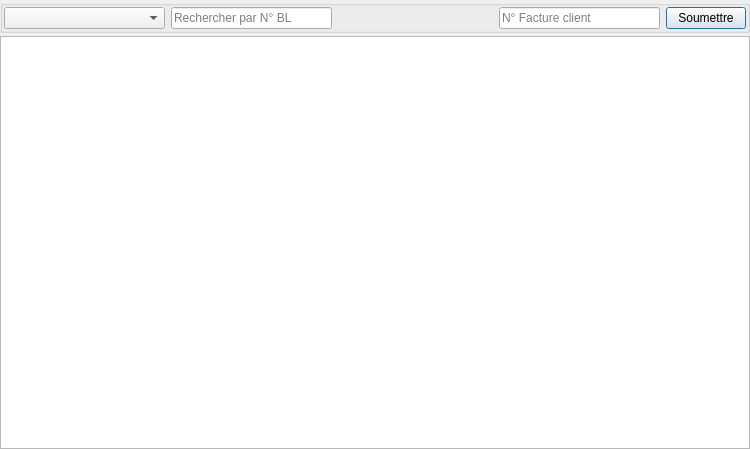
Before: the Qt Designer form uibl.ui in CIMFASO/desktop, drawn with Qt 5.
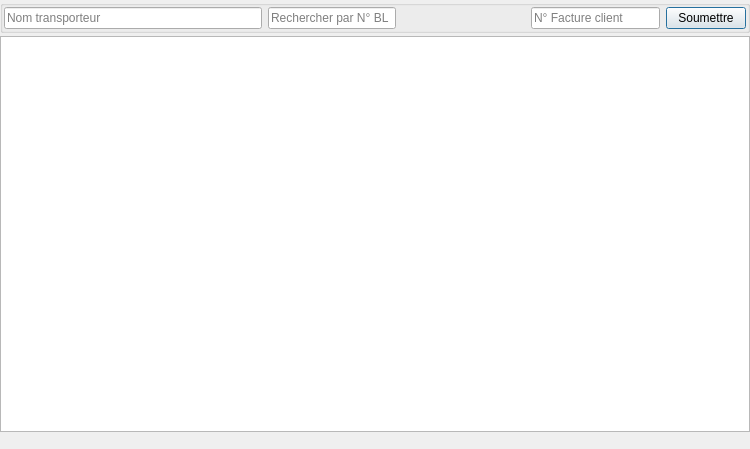
After: the same form once the commit is applied.

```diff
--- a/uibl.ui
+++ b/uibl.ui
@@ -34,7 +34,7 @@
      <property name="title">
       <string/>
      </property>
-     <layout class="QHBoxLayout" name="horizontalLayout" stretch="1,1,1,1,0">
+     <layout class="QHBoxLayout" name="horizontalLayout" stretch="2,1,1,1,0">
       <property name="leftMargin">
        <number>1</number>
       </property>
@@ -48,7 +48,11 @@
        <number>1</number>
       </property>
       <item>
-       <widget class="QComboBox" name="transporteurComboBox"/>
+       <widget class="QLineEdit" name="nomTransporteurLineEdit">
+        <property name="placeholderText">
+         <string>Nom transporteur</string>
+        </property>
+       </widget>
       </item>
       <item>
        <widget class="QLineEdit" name="searchLineEdit">
@@ -103,6 +107,56 @@
      </property>
     </widget>
    </item>
+   <item>
+    <layout class="QHBoxLayout" name="horizontalLayout_2" stretch="0">
+     <property name="leftMargin">
+      <number>0</number>
+     </property>
+     <property name="rightMargin">
+      <number>0</number>
+     </property>
+     <property name="bottomMargin">
+      <number>0</number>
+     </property>
+     <item>
+      <layout class="QHBoxLayout" name="horizontalLayout_3">
+       <property name="bottomMargin">
+        <number>0</number>
+       </property>
+       <item>
+        <widget class="QLabel" name="totalLabel2">
+         <property name="text">
+          <string/>
+         </property>
+         <property name="alignment">
+          <set>Qt::AlignRight|Qt::AlignTrailing|Qt::AlignVCenter</set>
+         </property>
+        </widget>
+       </item>
+       <item>
+        <widget class="QLabel" name="totalLabel1">
+         <property name="text">
+          <string/>
+         </property>
+         <property name="alignment">
+          <set>Qt::AlignRight|Qt::AlignTrailing|Qt::AlignVCenter</set>
+         </property>
+        </widget>
+       </item>
+       <item>
+        <widget class="QLabel" name="totalLabel">
+         <property name="text">
+          <string/>
+         </property>
+         <property name="alignment">
+          <set>Qt::AlignRight|Qt::AlignTrailing|Qt::AlignVCenter</set>
+         </property>
+        </widget>
+       </item>
+      </layout>
+     </item>
+    </layout>
+   </item>
   </layout>
  </widget>
  <resources/>
```
